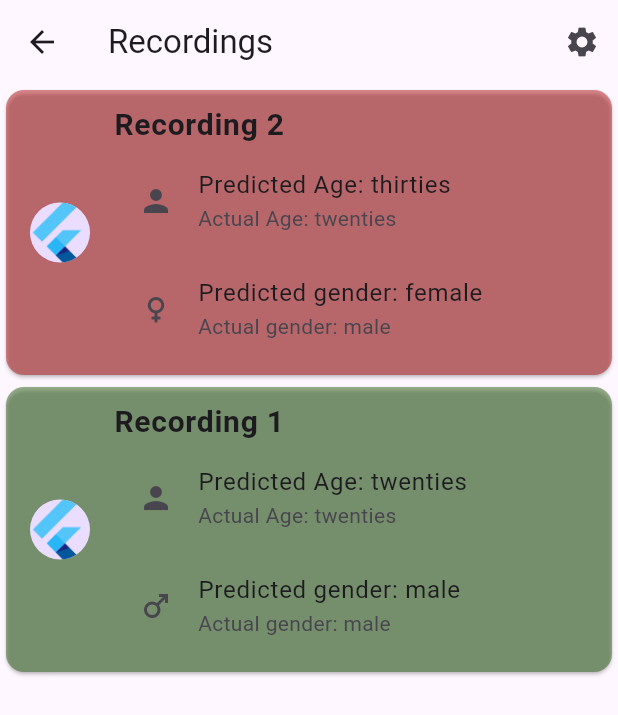
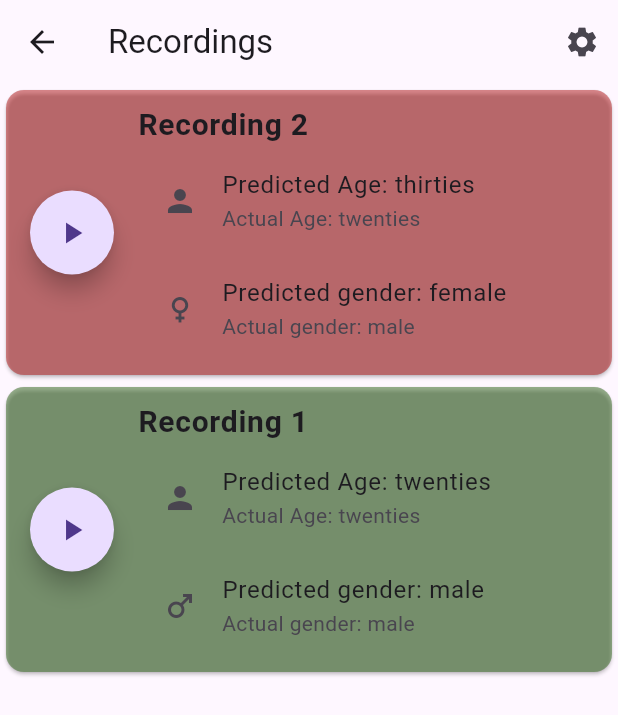
Before and after one commit to wolf606/genderme, a Flutter app: the RecordingsListView screen opened by its route, on a phone screen of 412 x 824 dp. Shown: the top 715 px of the screen. Run offline on Flutter 3.47's test engine with Material 3 defaults, Android fonts, the phone set to English and light mode, and no system bars; our stand-ins replace sqflite; missing offline and left inert: audio_waveforms; accounts and stored records are empty; generated files the repository leaves out were written again.

```diff
--- a/lib/src/recordings/recordings_list_view.dart
+++ b/lib/src/recordings/recordings_list_view.dart
@@ -3,6 +3,7 @@ import '../settings/settings_view.dart';
 import 'recordings_provider.dart';
 import 'recording.dart';
 import 'package:provider/provider.dart';
+import '../player/player_provider.dart';
 
 class RecordingsListView extends StatelessWidget {
   const RecordingsListView({
@@ -49,6 +50,8 @@ class RecordingsListView extends StatelessWidget {
 // create card widget for each recording here in this file
 
 Widget buildRecordingCard(Recording recording, BuildContext context) {
+  final PlayerProvider playerProvider = Provider.of<PlayerProvider>(context);
+
   return Card(
     color: (recording.predictedAge == recording.actualAge &&
             recording.predictedGender == recording.actualGender)
@@ -64,9 +67,13 @@ Widget buildRecordingCard(Recording recording, BuildContext context) {
                 fontWeight: FontWeight.bold,
               ),
             ),
-            leading: const CircleAvatar(
-              // Display the Flutter Logo image asset.
-              foregroundImage: AssetImage('assets/images/flutter_logo.png'),
+            leading: FloatingActionButton(
+              shape: const CircleBorder(),
+              onPressed: () async {
+                await playerProvider.controller.stopPlayer();
+                await playerProvider.startPlaying(recording.path);
+              },
+              child: const Icon(Icons.play_arrow),
             ),
             subtitle: Column(
                 mainAxisAlignment: MainAxisAlignment.start,
```
